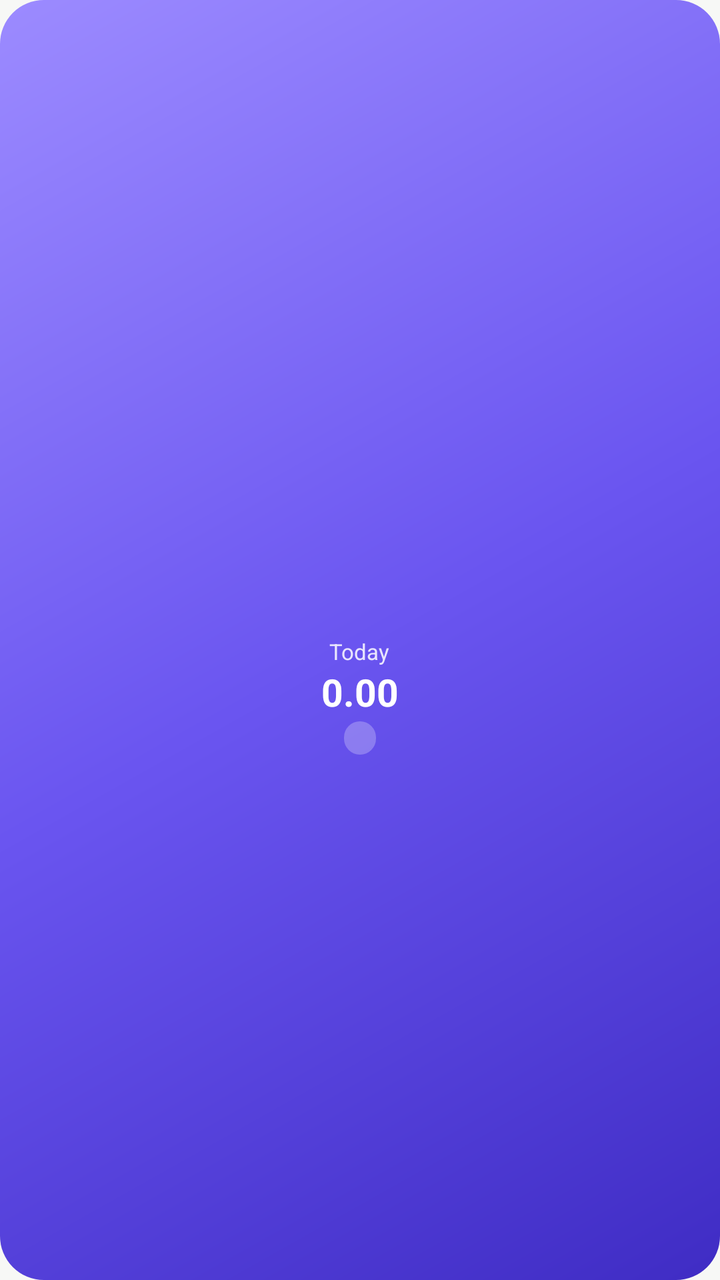
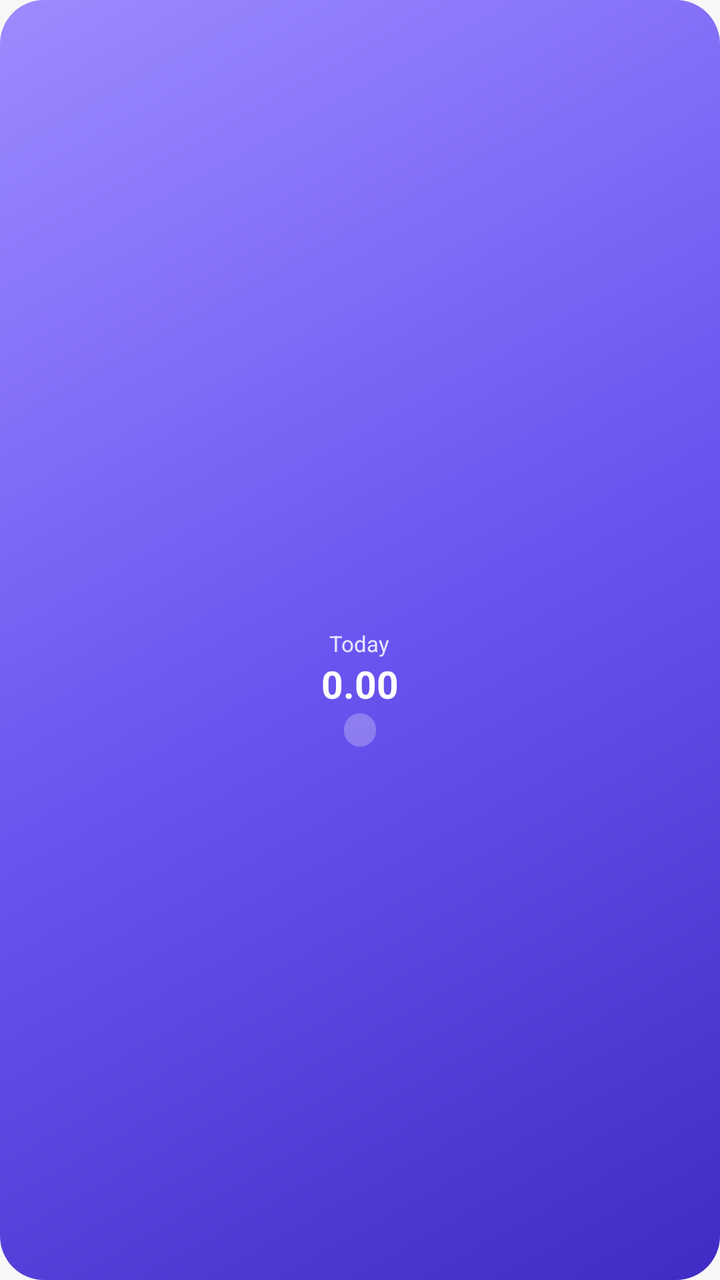

Compare the two renders of this Android layout. The source of the first and the diff that turns it into the second are given below.
<!-- AndroidManifest.xml: application theme AppTheme -->
<!-- res/layout/widget_today.xml -->
<?xml version="1.0" encoding="utf-8"?>
<LinearLayout xmlns:android="http://schemas.android.com/apk/res/android"
    android:id="@+id/widget_root"
    android:layout_width="match_parent"
    android:layout_height="match_parent"
    android:background="@drawable/widget_bg"
    android:gravity="center"
    android:orientation="vertical"
    android:padding="10dp">

    <ImageView
        android:id="@+id/widget_mascot"
        android:layout_width="54dp"
        android:layout_height="54dp"
        android:contentDescription="@null"
        android:scaleType="fitCenter" />

    <TextView
        android:id="@+id/widget_label"
        android:layout_width="wrap_content"
        android:layout_height="wrap_content"
        android:layout_marginTop="2dp"
        android:text="@string/today"
        android:textColor="#D9FFFFFF"
        android:textSize="11sp" />

    <TextView
        android:id="@+id/widget_today"
        android:layout_width="wrap_content"
        android:layout_height="wrap_content"
        android:maxLines="1"
        android:text="0.00"
        android:textColor="#FFFFFFFF"
        android:textSize="19sp"
        android:textStyle="bold" />

    <TextView
        android:id="@+id/widget_streak"
        android:layout_width="wrap_content"
        android:layout_height="wrap_content"
        android:layout_marginTop="2dp"
        android:background="@drawable/widget_btn"
        android:maxLines="1"
        android:paddingStart="8dp"
        android:paddingTop="1dp"
        android:paddingEnd="8dp"
        android:paddingBottom="1dp"
        android:text=""
        android:textColor="#FFFFFFFF"
        android:textSize="11sp" />
</LinearLayout>
<!-- resources referenced by this layout -->
<resources>
  <!-- drawable widget_bg (drawable) -->
  <?xml version="1.0" encoding="utf-8"?>
  <shape xmlns:android="http://schemas.android.com/apk/res/android" android:shape="rectangle">
      <corners android:radius="22dp" />
      <gradient
          android:angle="315"
          android:centerColor="#FF6A55F0"
          android:endColor="#FF3F2CC4"
          android:startColor="#FF9C8BFF" />
  </shape>
  <!-- drawable widget_btn (drawable) -->
  <?xml version="1.0" encoding="utf-8"?>
  <shape xmlns:android="http://schemas.android.com/apk/res/android" android:shape="rectangle">
      <corners android:radius="16dp" />
      <solid android:color="#40FFFFFF" />
  </shape>
  <string name="today">Today</string>
  <style name="AppTheme" parent="android:Theme.Material.Light.NoActionBar">
          <item name="android:windowBackground">@color/window_bg</item>
          <item name="android:statusBarColor">@android:color/transparent</item>
          <item name="android:navigationBarColor">@android:color/transparent</item>
      </style>
  <color name="window_bg">#FFF7F8F6</color>
</resources>

<!-- the commit's change to res/layout/widget_today.xml (unified diff, before → after) -->
@@ -10,8 +10,8 @@
 
     <ImageView
         android:id="@+id/widget_mascot"
-        android:layout_width="54dp"
-        android:layout_height="54dp"
+        android:layout_width="46dp"
+        android:layout_height="46dp"
         android:contentDescription="@null"
         android:scaleType="fitCenter" />
 
@@ -35,6 +35,16 @@
         android:textStyle="bold" />
 
     <TextView
+        android:id="@+id/widget_left"
+        android:layout_width="wrap_content"
+        android:layout_height="wrap_content"
+        android:maxLines="1"
+        android:text=""
+        android:textColor="#CCFFFFFF"
+        android:textSize="10sp"
+        android:visibility="gone" />
+
+    <TextView
         android:id="@+id/widget_streak"
         android:layout_width="wrap_content"
         android:layout_height="wrap_content"
